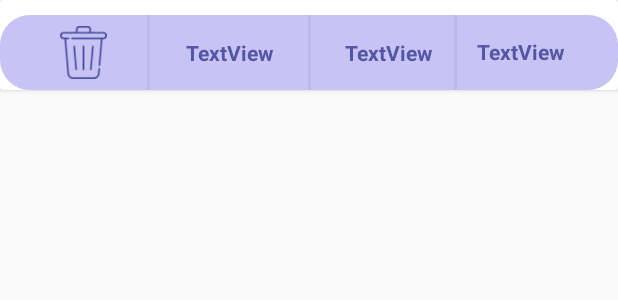
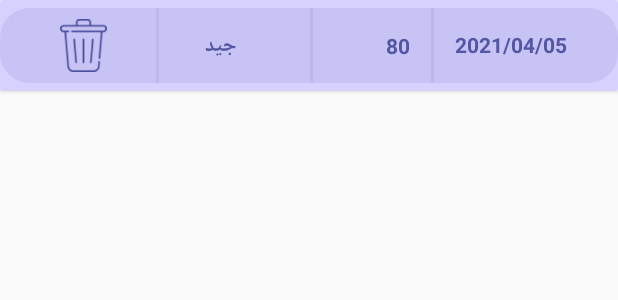
Before and after one commit to Alna7ari/Sugar, an Android app: the layout cardview_report.xml on its own in the app's theme, with its tools: preview values and no code run, on a phone screen of 412 x 824 dp. Shown: the top 300 px of the screen. Run offline under Robolectric (Android 15) with nearby library versions, the phone set to English and light mode, and no system bars; Roboto replaces fonts that are not available here.

Commit message:
تعديلات الادابتر

```diff
--- a/app/src/main/java/step/ahead/group/sugar/fragments/ReportFragment.kt
+++ b/app/src/main/java/step/ahead/group/sugar/fragments/ReportFragment.kt
@@ -47,8 +47,11 @@ class ReportFragment : Fragment() {
         } catch (ex: KotlinNullPointerException) { return }
 
         val adapter = ReportAdapter(reports){
-
+            TestResultHandler.getInstance().delete(it.id)
+            ToastUtil(context, "تم الحذف بنجاح!!")
+            it.deleteFromRealm()
         }
         recyclar_view_reports.adapter = adapter
     }
+
 }
--- a/app/src/main/res/layout/cardview_report.xml
+++ b/app/src/main/res/layout/cardview_report.xml
@@ -7,13 +7,24 @@
     android:layoutDirection="ltr">
 
     <androidx.constraintlayout.widget.ConstraintLayout
+        android:id="@+id/card_view"
+        android:layout_width="match_parent"
+        android:layout_height="match_parent"
+        android:background="#d6d1ff">
+
+        <androidx.constraintlayout.widget.ConstraintLayout
             android:layout_width="match_parent"
             android:layout_height="50dp"
-        android:layout_marginTop="10dp"
-        android:background="@drawable/custom_continar_shape">
+            android:layout_marginTop="5dp"
+            android:layout_marginBottom="5dp"
+            android:background="@drawable/custom_continar_shape"
+            app:layout_constraintBottom_toBottomOf="parent"
+            app:layout_constraintEnd_toEndOf="parent"
+            app:layout_constraintStart_toStartOf="parent"
+            app:layout_constraintTop_toTopOf="parent">
 
             <ImageView
-            android:id="@+id/remove_report"
+                android:id="@+id/remove"
                 android:layout_width="35dp"
                 android:layout_height="35dp"
                 app:layout_constraintBottom_toBottomOf="parent"
@@ -27,7 +38,7 @@
                 android:id="@+id/status_report"
                 android:layout_width="wrap_content"
                 android:layout_height="wrap_content"
-            android:text="TextView"
+                android:text="جيد"
                 android:textColor="#5356a2"
                 android:textStyle="bold"
                 app:layout_constraintBottom_toBottomOf="parent"
@@ -37,10 +48,10 @@
                 app:layout_constraintTop_toTopOf="parent" />
 
             <TextView
-            android:id="@+id/reads_report"
+                android:id="@+id/results"
                 android:layout_width="wrap_content"
                 android:layout_height="wrap_content"
-            android:text="TextView"
+                android:text="80"
                 android:textColor="#5356a2"
                 android:textStyle="bold"
                 app:layout_constraintBottom_toBottomOf="parent"
@@ -54,7 +65,7 @@
                 android:layout_width="wrap_content"
                 android:layout_height="wrap_content"
                 android:fontFamily="@font/droid_arabic_kufi"
-            android:text="TextView"
+                android:text="2021/04/05"
                 android:textColor="#5356a2"
                 android:textStyle="bold"
                 app:layout_constraintBottom_toBottomOf="parent"
@@ -69,7 +80,7 @@
                 android:layout_height="wrap_content"
                 app:layout_constraintBottom_toBottomOf="parent"
                 app:layout_constraintEnd_toStartOf="@+id/status_report"
-            app:layout_constraintStart_toEndOf="@+id/remove_report"
+                app:layout_constraintStart_toEndOf="@+id/remove"
                 app:layout_constraintTop_toTopOf="parent"
                 app:srcCompat="@drawable/devider" />
 
@@ -79,7 +90,7 @@
                 android:layout_height="wrap_content"
                 app:layout_constraintBottom_toBottomOf="parent"
                 app:layout_constraintEnd_toStartOf="@+id/time_report"
-            app:layout_constraintStart_toEndOf="@+id/reads_report"
+                app:layout_constraintStart_toEndOf="@+id/results"
                 app:layout_constraintTop_toTopOf="parent"
                 app:layout_constraintVertical_bias="1.0"
                 app:srcCompat="@drawable/devider" />
@@ -89,12 +100,13 @@
                 android:layout_width="wrap_content"
                 android:layout_height="wrap_content"
                 app:layout_constraintBottom_toBottomOf="parent"
-            app:layout_constraintEnd_toStartOf="@+id/reads_report"
+                app:layout_constraintEnd_toStartOf="@+id/results"
                 app:layout_constraintStart_toEndOf="@+id/status_report"
                 app:layout_constraintTop_toTopOf="parent"
                 app:layout_constraintVertical_bias="0.0"
                 app:srcCompat="@drawable/devider" />
 
         </androidx.constraintlayout.widget.ConstraintLayout>
+    </androidx.constraintlayout.widget.ConstraintLayout>
 
 </androidx.cardview.widget.CardView>
```
Also changed, not shown: app/src/main/java/step/ahead/group/sugar/adapters/ReportAdapter.kt (+22 -6 lines), app/src/main/java/step/ahead/group/sugar/utils/DateUtil.kt (added, +18 -0 lines), 25 other files. Lines whose indentation alone changed are shown as unchanged.
